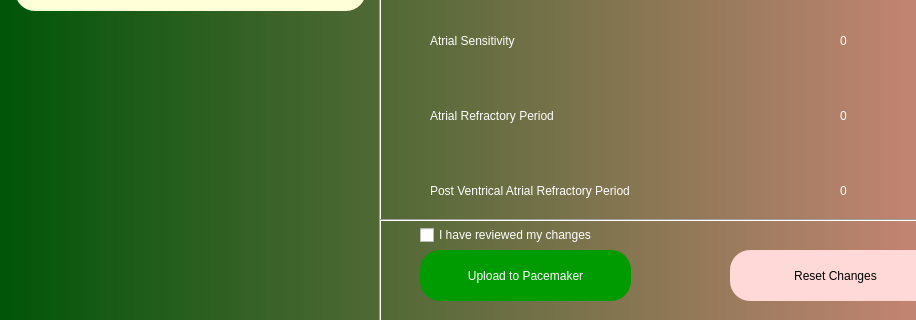
The window that DCM/interface/aai_mode.ui (patrickkosierb/3K04_DCM) describes before a commit, drawn with Qt 5; both pictures show x 0 to 916 and y 480 to 800 of the 1200 by 800 pixel window.
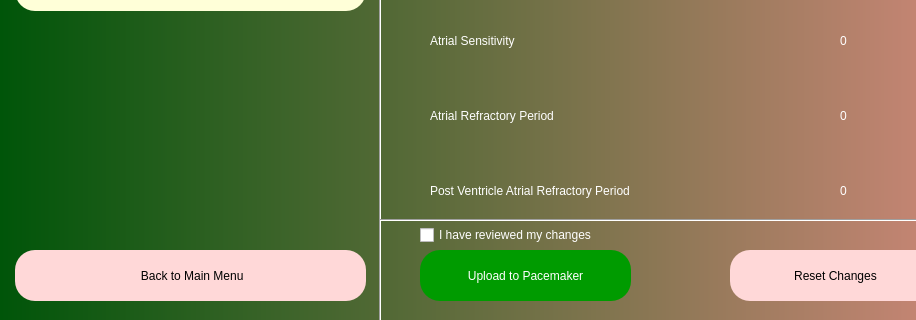
The same window after the commit.

Commit message: voo vvi & back buttons

The edit to the form file:
```diff
--- a/DCM/interface/aai_mode.ui
+++ b/DCM/interface/aai_mode.ui
@@ -227,7 +227,7 @@
 </string>
     </property>
     <property name="text">
-     <string>Post Ventrical Atrial Refractory Period</string>
+     <string>Post Ventricle Atrial Refractory Period</string>
     </property>
    </widget>
    <widget class="QLabel" name="label_13">
@@ -834,6 +834,25 @@
      <string/>
     </property>
    </widget>
+   <widget class="QPushButton" name="Back">
+    <property name="geometry">
+     <rect>
+      <x>15</x>
+      <y>730</y>
+      <width>351</width>
+      <height>51</height>
+     </rect>
+    </property>
+    <property name="styleSheet">
+     <string notr="true">border-radius: 20px;
+color: rgb(0,0,0);
+background-color: rgb(255, 216, 216);
+font: 12pt &quot;Arial&quot;;</string>
+    </property>
+    <property name="text">
+     <string> Back to Main Menu</string>
+    </property>
+   </widget>
   </widget>
  </widget>
  <resources/>
```
The commit also changes 17 other files.
